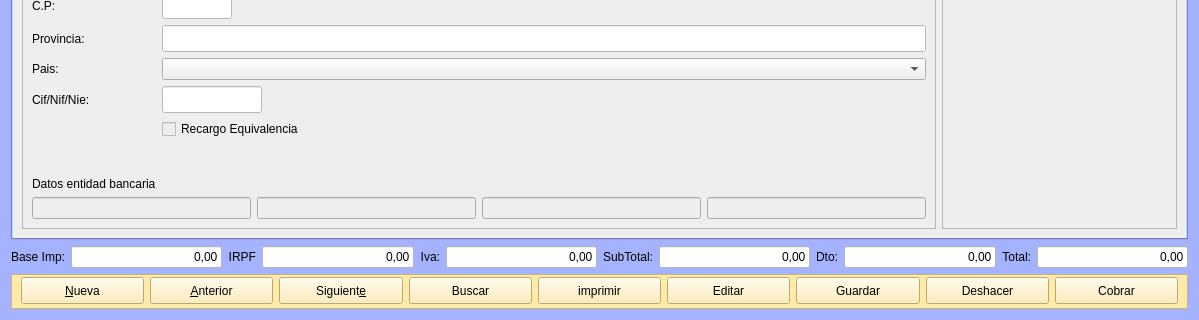
Above: Zona_Ventas/frmfacturas.ui from arcnexus/RedFoX before the change; both pictures show x 0 to 1199 and y 311 to 631 of the 1199 by 631 pixel window. Below: the same form after it.
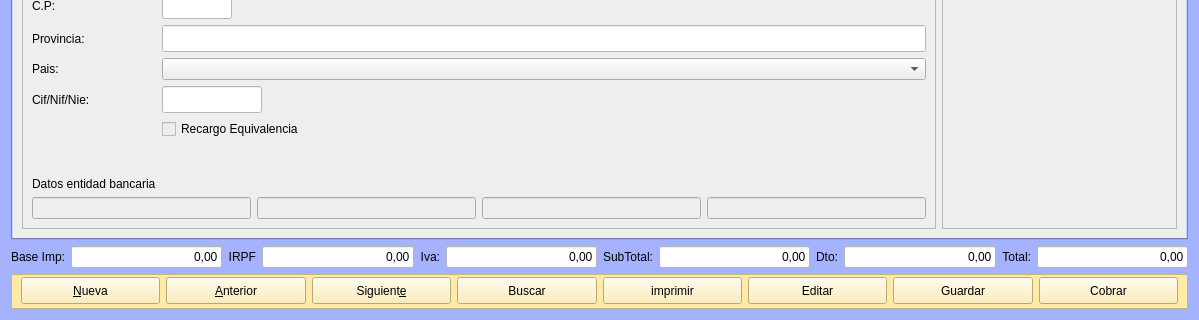
That is the form after the change. The open tabs and pages were chosen to show the change. Icons and pictures are not drawn.

What changed in the file:
```diff
--- a/Zona_Ventas/frmfacturas.ui
+++ b/Zona_Ventas/frmfacturas.ui
@@ -1990,29 +1990,6 @@
         </property>
        </widget>
       </item>
-      <item>
-       <widget class="QPushButton" name="btnDeshacer">
-        <property name="minimumSize">
-         <size>
-          <width>0</width>
-          <height>27</height>
-         </size>
-        </property>
-        <property name="text">
-         <string>Deshacer</string>
-        </property>
-        <property name="icon">
-         <iconset resource="../maya.qrc">
-          <normaloff>:/Icons/PNG/undo.png</normaloff>:/Icons/PNG/undo.png</iconset>
-        </property>
-        <property name="iconSize">
-         <size>
-          <width>24</width>
-          <height>24</height>
-         </size>
-        </property>
-       </widget>
-      </item>
       <item>
        <widget class="QPushButton" name="btnCobrar">
         <property name="minimumSize">
```
Left out of the diff: 3 changed lines with no effect on the pictures.
